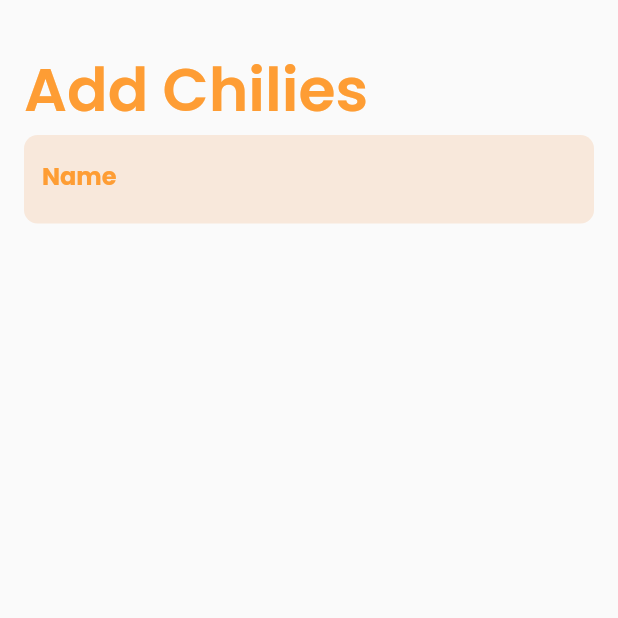
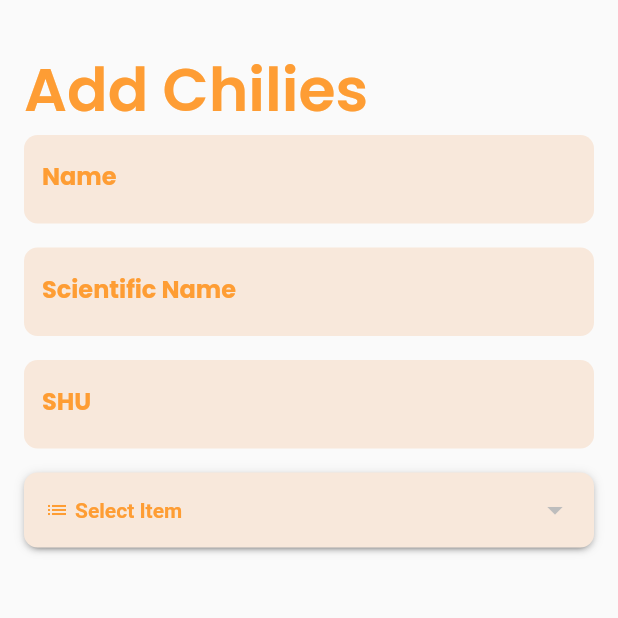
Before and after one commit to C9Teenz/perlombokan, a Flutter app: the AddItemView screen opened by its route, on a phone screen of 412 x 824 dp, the top half of it. Run offline on Flutter 3.47's test engine with Material 2 defaults, Android fonts, the phone set to English and light mode, and no system bars; drawn by our look-alikes of dropdown_button2; our stand-ins replace dio, get, google_fonts, shared_preferences; accounts and stored records are empty; network calls fail.

Commit message:
add widget

```diff
--- a/lib/app/data/helper/api_chili.dart
+++ b/lib/app/data/helper/api_chili.dart
@@ -2,4 +2,5 @@ class ApiChili {
   ApiChili._();
   static const String baseUrl = "http://10.0.2.2:8000/chilies/";
   static const String userUrl = "http://10.0.2.2:8000/user/";
+  static const String categoryUrl = "http://10.0.2.2:8000/categories/";
 }
--- a/lib/app/data/models/category_model.dart
+++ b/lib/app/data/models/category_model.dart
@@ -1,5 +1,5 @@
-class Categories {
-  Categories({
+class CategoryModel {
+  CategoryModel({
     required this.id,
     required this.name,
     required this.createdAt,
@@ -11,7 +11,7 @@ class Categories {
   DateTime createdAt;
   DateTime updatedAt;
 
-  factory Categories.fromJson(Map<String, dynamic> json) => Categories(
+  factory CategoryModel.fromJson(Map<String, dynamic> json) => CategoryModel(
         id: json["id"] ?? 0,
         name: json["name"] ?? "",
         createdAt: DateTime.parse(json["createdAt"]),
--- a/lib/app/modules/add_item/views/add_item_view.dart
+++ b/lib/app/modules/add_item/views/add_item_view.dart
@@ -1,6 +1,8 @@
+import 'package:dropdown_button2/dropdown_button2.dart';
 import 'package:flutter/material.dart';
 
 import 'package:get/get.dart';
+import 'package:perlombokan/app/modules/home/controllers/home_controller.dart';
 import 'package:perlombokan/app/modules/themes/themes.dart';
 import 'package:perlombokan/app/modules/widgets/input_text.dart';
 
@@ -10,6 +12,8 @@ class AddItemView extends GetView<AddItemController> {
   const AddItemView({Key? key}) : super(key: key);
   @override
   Widget build(BuildContext context) {
+    final homeC = Get.find<HomeController>();
+
     return Scaffold(
       body: ListView(
         padding:
@@ -19,7 +23,64 @@ class AddItemView extends GetView<AddItemController> {
             "Add Chilies",
             style: orangeTextStyle.copyWith(fontWeight: semiBold, fontSize: 40),
           ),
-          const InputText(name: "Name")
+          const InputText(name: "Name"),
+          const InputText(name: "Scientific Name"),
+          const InputText(name: "SHU"),
+          Obx(
+            () => DropdownButtonHideUnderline(
+              child: DropdownButton2(
+                isExpanded: true,
+                hint: Row(
+                  children: [
+                    Icon(
+                      Icons.list,
+                      size: 16,
+                      color: kOrangeColor,
+                    ),
+                    const SizedBox(
+                      width: 4,
+                    ),
+                    Expanded(
+                      child: Text(
+                        'Select Item',
+                        style: TextStyle(
+                          fontSize: 14,
+                          fontWeight: FontWeight.bold,
+                          color: kOrangeColor,
+                        ),
+                        overflow: TextOverflow.ellipsis,
+                      ),
+                    ),
+                  ],
+                ),
+                items: homeC.categ.map<DropdownMenuItem<String>>((element) {
+                  return DropdownMenuItem<String>(
+                    value: element['id'].toString(),
+                    child: Text(
+                      element['name'],
+                      style: orangeTextStyle.copyWith(fontWeight: bold),
+                    ),
+                  );
+                }).toList(),
+                onChanged: (newValue) {
+                  controller.selectedValue.value = newValue as String;
+                },
+                value: controller.selectedValue.isEmpty
+                    ? null
+                    : controller.selectedValue.toString(),
+                buttonStyleData: ButtonStyleData(
+                  height: 50,
+                  width: 160,
+                  padding: const EdgeInsets.only(left: 14, right: 14),
+                  decoration: BoxDecoration(
+                    borderRadius: BorderRadius.circular(9),
+                    color: kLightOrangeColor,
+                  ),
+                  elevation: 2,
+                ),
+              ),
+            ),
+          ),
         ],
       ),
     );
--- a/lib/app/modules/widgets/input_text.dart
+++ b/lib/app/modules/widgets/input_text.dart
@@ -8,7 +8,9 @@ class InputText extends StatelessWidget {
 
   @override
   Widget build(BuildContext context) {
-    return TextFormField(
+    return Container(
+      margin: const EdgeInsets.only(bottom: 16),
+      child: TextFormField(
         keyboardType: TextInputType.text,
         decoration: InputDecoration(
           focusColor: kOrangeColor,
@@ -21,6 +23,7 @@ class InputText extends StatelessWidget {
           labelText: name,
           labelStyle: orangeTextStyle.copyWith(fontWeight: bold),
         ),
+      ),
     );
   }
 }
--- a/pubspec.yaml
+++ b/pubspec.yaml
@@ -8,6 +8,7 @@ environment:
 dependencies:
   cupertino_icons: ^1.0.2
   dio: ^5.1.1
+  dropdown_button2: ^2.1.0
   flutter:
     sdk: flutter
   get: 4.6.5
```
Also changed, not shown: lib/app/modules/add_item/controllers/add_item_controller.dart (+1 -19 lines), lib/app/modules/home/controllers/home_controller.dart (+19 -0 lines), pubspec.lock. Lines whose indentation alone changed are shown as unchanged.
